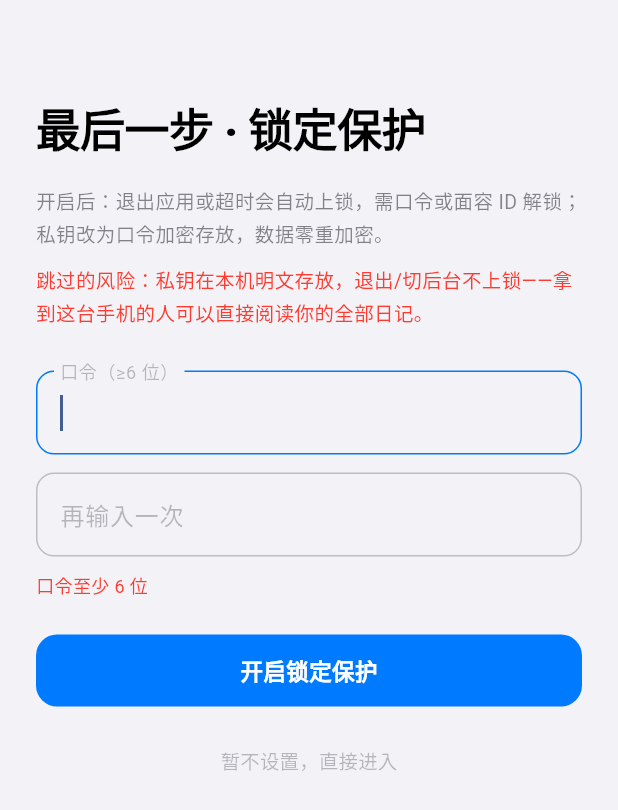
After one commit to zhangsan1357/onesentence-diary-app, a Flutter app: the PassSetupPage screen opened directly, after a tap on "开启锁定保护", on a phone screen of 412 x 824 dp. The commit adds this screen. Shown: the top 810 px of the screen. Run offline on Flutter 3.47's test engine with Material 3 defaults, Android fonts, the phone set to English and light mode, and no system bars; our stand-ins replace dio, drift, flutter_local_notifications, flutter_riverpod, flutter_secure_storage, image_picker and 5 more; missing offline and left inert: audio_waveforms, cryptography, pointycastle; accounts and stored records are empty; generated files the repository leaves out were written again.

Commit message:
安全加固 P0×2 + P1×2：ATS 收紧 / 锁定口令引导 / 落盘零明文 / 锁定清内存
- P0-1 ATS：删 NSAllowsArbitraryLoads → NSAllowsLocalNetworking（公网强制 TLS，
  本地网络联调例外）
- P0-2 默认安全基线：身份建立后引导设锁定口令（needsPass + PassSetupPage），
  可跳过但红字明示后果（私钥明文落盘、拿到手机可直接阅读全部日记）
- P1-3 本地明文根治：payloadJson 列复用存密文（免迁移）落盘零明文；读取时解密
  重建内存；旧明文行自动迁移；同步循环不再解密（他设备密文原样落库）
- P1-4 lock() 清 entries + _avatars（内存明文不驻留；解锁后从密文重建）
- 测试 85 项全绿（新增 3 条安全回归）+ analyze 零告警

```diff
--- /dev/null
+++ b/lib/features/onboarding/pass_setup_page.dart
@@ -0,0 +1,176 @@
+// 锁定口令引导页（2026-11-15 P0 默认安全基线）：身份建立后的一次性步骤——
+// 开启锁定保护（口令包裹私钥，Argon2id）或明确知晓风险后跳过。
+// 跳过的后果：私钥本机明文存放、退出/切后台不上锁，拿到手机的人可直接阅读全部日记。
+import 'package:flutter/material.dart';
+import 'package:flutter_riverpod/flutter_riverpod.dart';
+
+import '../../core/session/app_session.dart';
+import '../../features/theme/tokens.dart';
+
+class PassSetupPage extends ConsumerStatefulWidget {
+  const PassSetupPage({super.key});
+
+  @override
+  ConsumerState<PassSetupPage> createState() => _PassSetupPageState();
+}
+
+class _PassSetupPageState extends ConsumerState<PassSetupPage> {
+  final _pass = TextEditingController();
+  final _again = TextEditingController();
+  bool _busy = false;
+  String? _error;
+
+  @override
+  void dispose() {
+    _pass.dispose();
+    _again.dispose();
+    super.dispose();
+  }
+
+  Future<void> _enable() async {
+    if (_busy) return;
+    final p = _pass.text.trim();
+    if (p.length < 6) {
+      setState(() => _error = '口令至少 6 位');
+      return;
+    }
+    if (p != _again.text.trim()) {
+      setState(() => _error = '两次输入不一致');
+      return;
+    }
+    setState(() {
+      _busy = true;
+      _error = null;
+    });
+    try {
+      await ref
+          .read(appSessionProvider.notifier)
+          .setLockEnabled(true, passcode: p);
+    } catch (e) {
+      if (mounted) setState(() => _error = '开启失败：$e');
+      return;
+    } finally {
+      if (mounted) setState(() => _busy = false);
+    }
+    _done();
+  }
+
+  void _done() => ref.read(appSessionProvider.notifier).finishPassSetup();
+
+  @override
+  Widget build(BuildContext context) {
+    final b = Theme.of(context).brightness;
+    final already = ref.watch(appSessionProvider).lockEnabled;
+
+    return Scaffold(
+      backgroundColor: Tokens.bg(b),
+      body: SafeArea(
+        child: ListView(
+          padding: const EdgeInsets.fromLTRB(24, 64, 24, 24),
+          children: [
+            Text('最后一步 · 锁定保护',
+                style: TextStyle(
+                    fontSize: 30,
+                    fontWeight: FontWeight.w800,
+                    letterSpacing: -.4,
+                    color: Tokens.label(b))),
+            const SizedBox(height: 14),
+            Text(
+              '开启后：退出应用或超时会自动上锁，需口令或面容 ID 解锁；'
+              '私钥改为口令加密存放，数据零重加密。',
+              style: TextStyle(
+                  fontSize: 13, height: 1.6, color: Tokens.label2(b)),
+            ),
+            const SizedBox(height: 10),
+            Text(
+              '跳过的风险：私钥在本机明文存放，退出/切后台不上锁——'
+              '拿到这台手机的人可以直接阅读你的全部日记。',
+              style: TextStyle(
+                  fontSize: 13, height: 1.6, color: Tokens.red(b)),
+            ),
+            const SizedBox(height: 28),
+            if (already) ...[
+              Text('本机已开启锁定保护，无需重复设置。',
+                  style: TextStyle(
+                      fontSize: 14, height: 1.6, color: Tokens.label(b))),
+              const SizedBox(height: 24),
+              _primary(b, '继续', _done),
+            ] else ...[
+              TextField(
+                controller: _pass,
+                obscureText: true,
+                keyboardType: TextInputType.number,
+                autofocus: true,
+                style: TextStyle(color: Tokens.label(b)),
+                decoration: InputDecoration(
+                  labelText: '口令（≥6 位）',
+                  labelStyle: TextStyle(color: Tokens.label3(b)),
+                  enabledBorder: OutlineInputBorder(
+                      borderRadius: BorderRadius.circular(12),
+                      borderSide: BorderSide(color: Tokens.sep(b))),
+                  focusedBorder: OutlineInputBorder(
+                      borderRadius: BorderRadius.circular(12),
+                      borderSide: BorderSide(color: Tokens.blue(b))),
+                ),
+              ),
+              const SizedBox(height: 12),
+              TextField(
+                controller: _again,
+                obscureText: true,
+                keyboardType: TextInputType.number,
+                onSubmitted: (_) => _enable(),
+                style: TextStyle(color: Tokens.label(b)),
+                decoration: InputDecoration(
+                  labelText: '再输入一次',
+                  labelStyle: TextStyle(color: Tokens.label3(b)),
+                  enabledBorder: OutlineInputBorder(
+                      borderRadius: BorderRadius.circular(12),
+                      borderSide: BorderSide(color: Tokens.sep(b))),
+                  focusedBorder: OutlineInputBorder(
+                      borderRadius: BorderRadius.circular(12),
+                      borderSide: BorderSide(color: Tokens.blue(b))),
+                ),
+              ),
+              if (_error != null) ...[
+                const SizedBox(height: 10),
+                Text(_error!,
+                    style:
+                        TextStyle(fontSize: 12, color: Tokens.red(b))),
+              ],
+              const SizedBox(height: 24),
+              _primary(b, _busy ? '开启中…' : '开启锁定保护', _enable),
+              const SizedBox(height: 12),
+              Center(
+                child: TextButton(
+                  onPressed: _busy ? null : _done,
+                  child: Text('暂不设置，直接进入',
+                      style: TextStyle(
+                          fontSize: 13, color: Tokens.label3(b))),
+                ),
+              ),
+            ],
+          ],
+        ),
+      ),
+    );
+  }
+
+  Widget _primary(Brightness b, String label, VoidCallback onTap) => Material(
+        color: Tokens.blue(b),
+        borderRadius: BorderRadius.circular(14),
+        child: InkWell(
+          borderRadius: BorderRadius.circular(14),
+          onTap: onTap,
+          child: SizedBox(
+            height: 48,
+            child: Center(
+              child: Text(label,
+                  style: const TextStyle(
+                      fontSize: 15,
+                      fontWeight: FontWeight.w700,
+                      color: Colors.white)),
+            ),
+          ),
+        ),
+      );
+}
--- a/lib/main.dart
+++ b/lib/main.dart
@@ -5,6 +5,7 @@ import 'package:flutter_riverpod/flutter_riverpod.dart';
 import 'core/session/app_session.dart';
 import 'features/me/dialogs.dart';
 import 'features/onboarding/onboarding_page.dart';
+import 'features/onboarding/pass_setup_page.dart';
 import 'features/shell/home_shell.dart';
 import 'features/theme/tokens.dart';
 
@@ -93,6 +94,10 @@ class _DiaryAppState extends ConsumerState<DiaryApp> with WidgetsBindingObserver
             ref.read(appSessionProvider.notifier).setName(name),
       );
     }
+    // 锁定口令引导（身份建立后一次性，2026-11-15 P0 默认安全基线）
+    if (s.needsPass && s.unlocked) {
+      return const PassSetupPage();
+    }
     return const HomeShell();
   }
 }
```
Also changed, not shown: lib/core/session/app_session.dart (+73 -20 lines), 3 other files.
